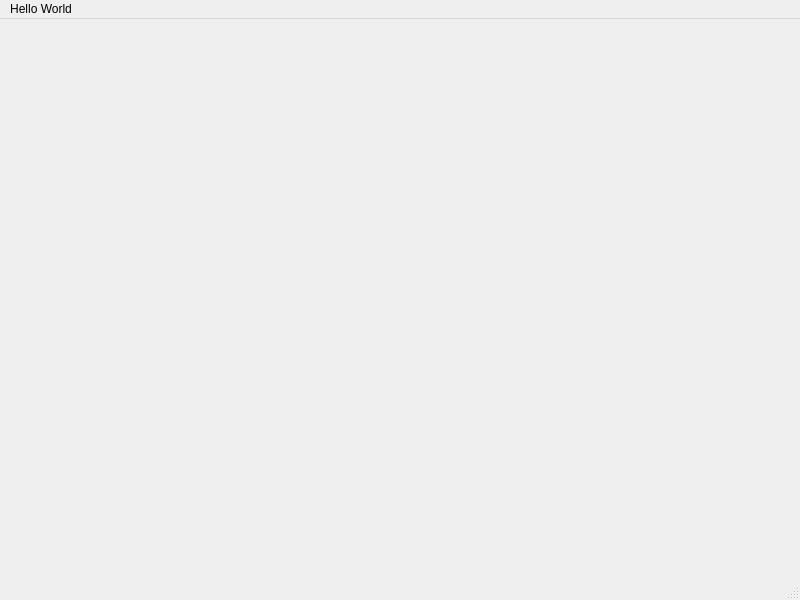
aratnamirasugab/BroNote, file mainwindow.ui: the form before one commit.
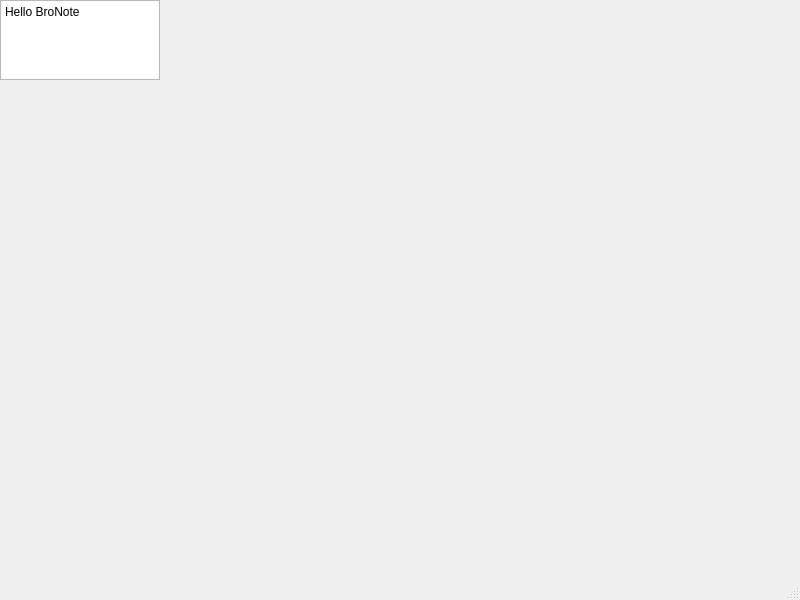
The form after the commit.

Commit message: test plain text

```diff
--- a/mainwindow.ui
+++ b/mainwindow.ui
@@ -17,16 +17,25 @@
    <widget class="QWidget" name="verticalLayoutWidget">
     <property name="geometry">
      <rect>
-      <x>80</x>
-      <y>30</y>
+      <x>0</x>
+      <y>0</y>
       <width>160</width>
       <height>80</height>
      </rect>
     </property>
-    <layout class="QVBoxLayout" name="verticalLayout"/>
+    <layout class="QVBoxLayout" name="verticalLayout">
+     <item>
+      <widget class="QPlainTextEdit" name="plainTextEdit">
+       <property name="plainText">
+        <string>Hello BroNote</string>
+       </property>
+      </widget>
+     </item>
+    </layout>
    </widget>
   </widget>
-  <widget class="QMenuBar" name="menubar">
+  <widget class="QStatusBar" name="statusbar"/>
+  <widget class="QMenuBar" name="menuBar">
    <property name="geometry">
     <rect>
      <x>0</x>
@@ -35,12 +44,6 @@
      <height>17</height>
     </rect>
    </property>
-   <widget class="QMenu" name="menuHello_World">
-    <property name="title">
-     <string>Hello World</string>
-    </property>
-   </widget>
-   <addaction name="menuHello_World"/>
   </widget>
   <widget class="QStatusBar" name="statusbar"/>
  </widget>
```
Left out of the diff: 1 changed line with no effect on the pictures. The commit also changes 3 other files.
